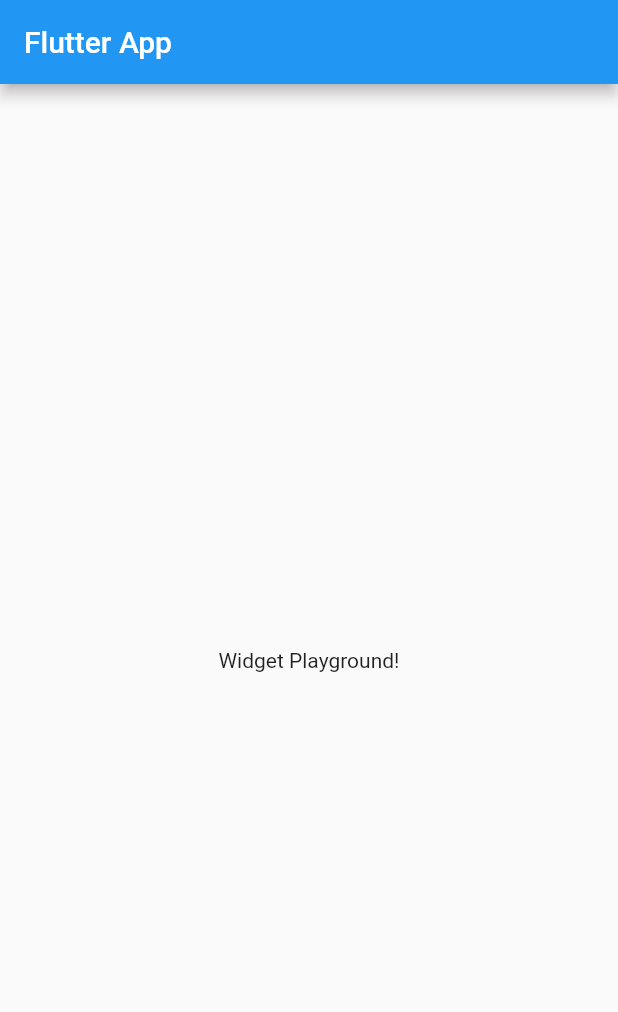
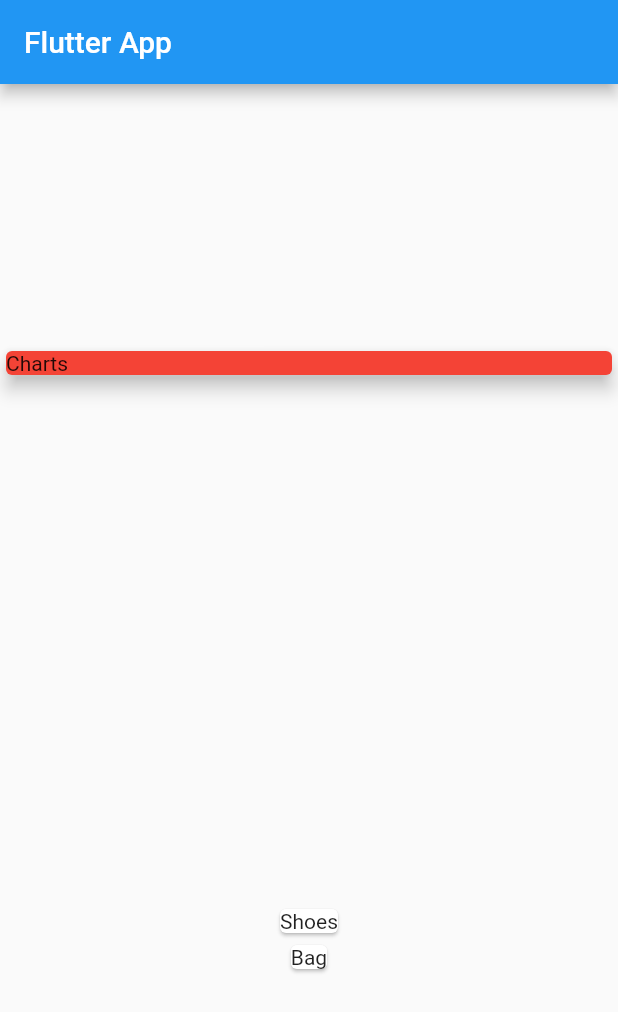
Before and after one commit to MohamedAboElM3aTy/expense_app_learning, a Flutter app: the screen it shows after launch, on a phone screen of 412 x 824 dp. Shown: the top 1012 px of the screen. Run offline on Flutter 3.47's test engine with Material 2 defaults, Android fonts, the phone set to English and light mode, and no system bars.

Commit message:
add the list and column

```diff
--- a/lib/main.dart
+++ b/lib/main.dart
@@ -1,4 +1,6 @@
 import 'package:flutter/material.dart';
+
+import './transaction.dart';
 
 void main() => runApp(MyApp());
 
@@ -13,14 +15,47 @@ class MyApp extends StatelessWidget {
 }
 
 class MyHomePage extends StatelessWidget {
+  final List<Transaction> transactions = [
+    Transaction(
+      id: 'M1',
+      title: 'Shoes',
+      amount: 25.13,
+      date: DateTime.now(),
+    ),
+    Transaction(
+      id: 'M2',
+      title: 'Bag',
+      amount: 50,
+      date: DateTime.now(),
+    )
+  ];
+
   @override
   Widget build(BuildContext context) {
     return Scaffold(
       appBar: AppBar(
         title: Text('Flutter App'),
       ),
-      body: Center(
-        child: Text('Widget Playground!'),
+      body: Column(
+        mainAxisAlignment: MainAxisAlignment.spaceAround,
+        crossAxisAlignment: CrossAxisAlignment.center,
+        children: [
+          Container(
+            width: double.infinity,
+            child: Card(
+              color: Colors.red,
+              child: Text('Charts'),
+              elevation: 5,
+            ),
+          ),
+          Column(
+            children: transactions.map((tx) {
+              return Card(
+                child: Text(tx.title),
+              );
+            }).toList(),
+          )
+        ],
       ),
     );
   }
```
